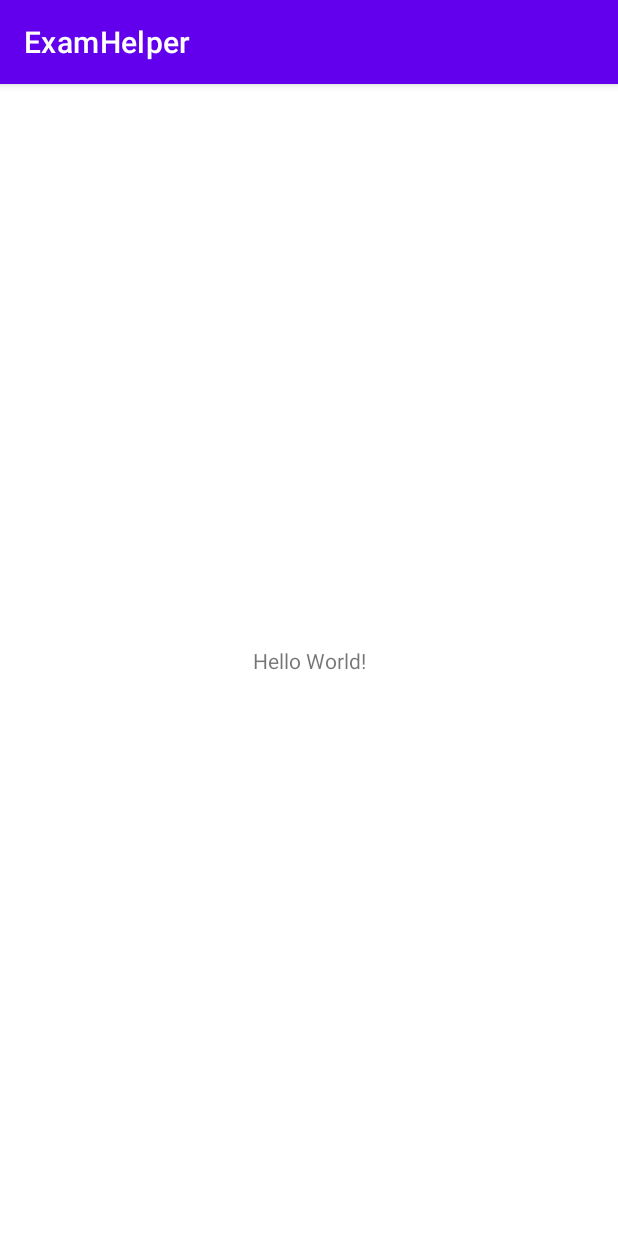
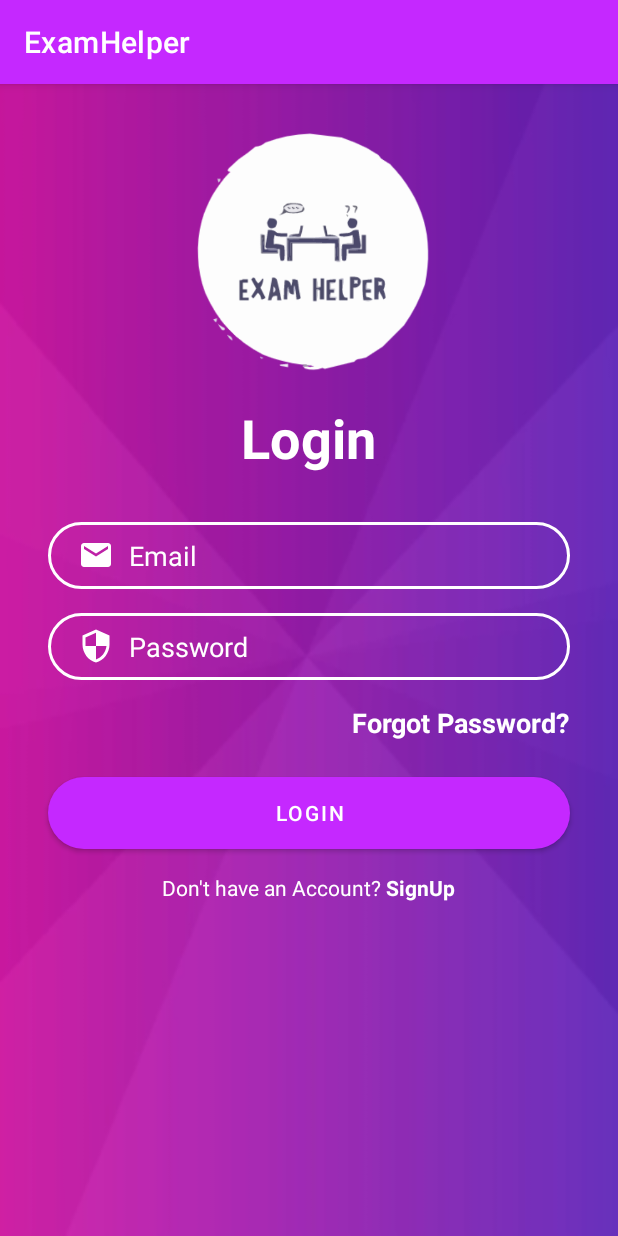
Before and after one commit to Mateen0018/ExamHelperApp, an Android app: the screen it shows after launch (MainActivity before the commit, LoginActivity after it), on a phone screen of 412 x 824 dp. Run offline under Robolectric (Android 15) with nearby library versions, the phone set to English and light mode, and no system bars.

Commit message:
Created Login and Registration Pages.

```diff
--- /dev/null
+++ b/app/src/main/java/com/example/examhelper/LoginActivity.java
@@ -0,0 +1,25 @@
+package com.example.examhelper;
+
+import androidx.appcompat.app.AppCompatActivity;
+
+import android.os.Bundle;
+import android.content.Intent;
+import android.view.View;
+import android.widget.TextView;
+
+public class LoginActivity extends AppCompatActivity {
+
+    @Override
+    protected void onCreate(Bundle savedInstanceState) {
+        super.onCreate(savedInstanceState);
+        setContentView(R.layout.activity_login);
+
+        TextView btn=findViewById(R.id.textViewSignUp);
+        btn.setOnClickListener(new View.OnClickListener() {
+            @Override
+            public void onClick(View v) {
+                startActivity(new Intent(LoginActivity.this,RegisterActivity.class));
+            }
+        });
+    }
+}
--- /dev/null
+++ b/app/src/main/res/drawable/btn_bg.xml
@@ -0,0 +1,6 @@
+<?xml version="1.0" encoding="utf-8"?>
+<shape xmlns:android="http://schemas.android.com/apk/res/android">
+
+    <solid android:color="@color/colorWhite"/>
+    <corners android:radius="70dp"/>
+</shape>
--- /dev/null
+++ b/app/src/main/res/drawable/ic_email.xml
@@ -0,0 +1,5 @@
+<vector android:height="24dp" android:tint="#FFFFFF"
+    android:viewportHeight="24" android:viewportWidth="24"
+    android:width="24dp" xmlns:android="http://schemas.android.com/apk/res/android">
+    <path android:fillColor="@android:color/white" android:pathData="M20,4L4,4c-1.1,0 -1.99,0.9 -1.99,2L2,18c0,1.1 0.9,2 2,2h16c1.1,0 2,-0.9 2,-2L22,6c0,-1.1 -0.9,-2 -2,-2zM20,8l-8,5 -8,-5L4,6l8,5 8,-5v2z"/>
+</vector>
--- /dev/null
+++ b/app/src/main/res/drawable/ic_person.xml
@@ -0,0 +1,5 @@
+<vector android:height="24dp" android:tint="#FFFFFF"
+    android:viewportHeight="24" android:viewportWidth="24"
+    android:width="24dp" xmlns:android="http://schemas.android.com/apk/res/android">
+    <path android:fillColor="@android:color/white" android:pathData="M12,12c2.21,0 4,-1.79 4,-4s-1.79,-4 -4,-4 -4,1.79 -4,4 1.79,4 4,4zM12,14c-2.67,0 -8,1.34 -8,4v2h16v-2c0,-2.66 -5.33,-4 -8,-4z"/>
+</vector>
--- /dev/null
+++ b/app/src/main/res/drawable/ic_security.xml
@@ -0,0 +1,5 @@
+<vector android:height="24dp" android:tint="#FFFFFF"
+    android:viewportHeight="24" android:viewportWidth="24"
+    android:width="24dp" xmlns:android="http://schemas.android.com/apk/res/android">
+    <path android:fillColor="@android:color/white" android:pathData="M12,1L3,5v6c0,5.55 3.84,10.74 9,12 5.16,-1.26 9,-6.45 9,-12L21,5l-9,-4zM12,11.99h7c-0.53,4.12 -3.28,7.79 -7,8.94L12,12L5,12L5,6.3l7,-3.11v8.8z"/>
+</vector>
--- /dev/null
+++ b/app/src/main/res/drawable/input_bg.xml
@@ -0,0 +1,6 @@
+<?xml version="1.0" encoding="utf-8"?>
+<shape xmlns:android="http://schemas.android.com/apk/res/android">
+
+    <stroke android:color="@color/colorWhite" android:width="2dp"/>
+    <corners android:radius="70dp" />
+</shape>
--- /dev/null
+++ b/app/src/main/res/layout/activity_login.xml
@@ -0,0 +1,137 @@
+<?xml version="1.0" encoding="utf-8"?>
+<androidx.constraintlayout.widget.ConstraintLayout xmlns:android="http://schemas.android.com/apk/res/android"
+    xmlns:app="http://schemas.android.com/apk/res-auto"
+    xmlns:tools="http://schemas.android.com/tools"
+    android:layout_width="match_parent"
+    android:layout_height="match_parent"
+    tools:context=".LoginActivity"
+    android:background="@drawable/bb">
+
+    <ImageView
+        android:id="@+id/imageView"
+        android:layout_width="257dp"
+        android:layout_height="242dp"
+        app:layout_constraintBottom_toBottomOf="parent"
+        app:layout_constraintEnd_toEndOf="parent"
+        app:layout_constraintStart_toStartOf="parent"
+        app:layout_constraintTop_toTopOf="parent"
+        app:layout_constraintVertical_bias="0.0"
+        app:srcCompat="@drawable/logo_of_app" />
+
+    <TextView
+        android:id="@+id/logo"
+        android:layout_width="wrap_content"
+        android:layout_height="wrap_content"
+        android:text="Login"
+        android:textColor="@color/colorWhite"
+        android:textSize="36sp"
+        android:textStyle="bold"
+        app:layout_constraintBottom_toBottomOf="parent"
+        app:layout_constraintEnd_toEndOf="parent"
+        app:layout_constraintHorizontal_bias="0.498"
+        app:layout_constraintStart_toStartOf="parent"
+        app:layout_constraintTop_toTopOf="parent"
+        app:layout_constraintVertical_bias="0.294" />
+
+    <EditText
+        android:id="@+id/inputPassword"
+        android:layout_width="0dp"
+        android:layout_height="wrap_content"
+        android:layout_marginTop="16dp"
+        android:background="@drawable/input_bg"
+        android:drawableLeft="@drawable/ic_security"
+        android:drawablePadding="10dp"
+        android:ems="10"
+        android:hint="Password"
+        android:inputType="textPersonName"
+        android:paddingLeft="20dp"
+        android:paddingTop="10dp"
+        android:paddingRight="10dp"
+        android:paddingBottom="10dp"
+        android:textColor="@color/colorWhite"
+        android:textColorHint="@color/colorWhite"
+        app:layout_constraintEnd_toEndOf="@+id/inputEmail"
+        app:layout_constraintHorizontal_bias="1.0"
+        app:layout_constraintStart_toStartOf="@+id/inputEmail"
+        app:layout_constraintTop_toBottomOf="@+id/inputEmail" />
+
+    <EditText
+        android:id="@+id/inputEmail"
+        android:layout_width="0dp"
+        android:layout_height="wrap_content"
+        android:layout_marginStart="32dp"
+        android:layout_marginTop="32dp"
+        android:layout_marginEnd="32dp"
+        android:background="@drawable/input_bg"
+        android:drawableLeft="@drawable/ic_email"
+        android:drawablePadding="10dp"
+        android:ems="10"
+        android:hint="Email"
+        android:inputType="textPersonName"
+        android:paddingLeft="20dp"
+        android:paddingTop="10dp"
+        android:paddingRight="10dp"
+        android:paddingBottom="10dp"
+        android:textColor="@color/colorWhite"
+        android:textColorHint="@color/colorWhite"
+        app:layout_constraintEnd_toEndOf="parent"
+        app:layout_constraintHorizontal_bias="0.0"
+        app:layout_constraintStart_toStartOf="parent"
+        app:layout_constraintTop_toBottomOf="@+id/logo" />
+
+    <TextView
+        android:id="@+id/forgotPassword"
+        android:layout_width="wrap_content"
+        android:layout_height="wrap_content"
+        android:layout_marginTop="16dp"
+        android:text="Forgot Password?"
+        android:textColor="@color/colorWhite"
+        android:textSize="18sp"
+        android:textStyle="bold"
+        app:layout_constraintEnd_toEndOf="@+id/inputPassword"
+        app:layout_constraintTop_toBottomOf="@+id/inputPassword" />
+
+    <Button
+        android:id="@+id/btnlogin"
+        android:layout_width="0dp"
+        android:layout_height="wrap_content"
+        android:layout_marginTop="24dp"
+        android:background="@drawable/btn_bg"
+        android:text="Login"
+        android:textColor="@color/colorWhite"
+        android:textColorHint="@color/colorPrimaryDark"
+        app:layout_constraintEnd_toEndOf="@+id/inputPassword"
+        app:layout_constraintStart_toStartOf="@+id/inputPassword"
+        app:layout_constraintTop_toBottomOf="@+id/forgotPassword" />
+
+    <LinearLayout
+        android:id="@+id/linearLayout"
+        android:layout_width="0dp"
+        android:layout_height="wrap_content"
+        android:layout_marginTop="16dp"
+        android:gravity="center"
+        android:orientation="horizontal"
+        android:textAlignment="center"
+        app:layout_constraintEnd_toEndOf="@+id/btnlogin"
+        app:layout_constraintHorizontal_bias="0.0"
+        app:layout_constraintStart_toStartOf="@+id/btnlogin"
+        app:layout_constraintTop_toBottomOf="@+id/btnlogin">
+
+        <TextView
+            android:layout_width="wrap_content"
+            android:layout_height="wrap_content"
+            android:text="Don't have an Account? "
+            android:textColor="@color/colorWhite" />
+
+        <TextView
+            android:id="@+id/textViewSignUp"
+            android:layout_width="wrap_content"
+            android:layout_height="wrap_content"
+            android:text="SignUp"
+            android:textStyle="bold"
+            android:textColor="@color/colorWhite" />
+
+    </LinearLayout>
+
+
+</androidx.constraintlayout.widget.ConstraintLayout>
--- a/app/src/main/res/layout/activity_main.xml
+++ b/app/src/main/res/layout/activity_main.xml
@@ -4,15 +4,6 @@
     xmlns:tools="http://schemas.android.com/tools"
     android:layout_width="match_parent"
     android:layout_height="match_parent"
-    tools:context=".MainActivity">
-
-    <TextView
-        android:layout_width="wrap_content"
-        android:layout_height="wrap_content"
-        android:text="Hello World!"
-        app:layout_constraintBottom_toBottomOf="parent"
-        app:layout_constraintEnd_toEndOf="parent"
-        app:layout_constraintStart_toStartOf="parent"
-        app:layout_constraintTop_toTopOf="parent" />
+    android:background="@drawable/bb">
 
 </androidx.constraintlayout.widget.ConstraintLayout>
--- a/app/src/main/res/values/colors.xml
+++ b/app/src/main/res/values/colors.xml
@@ -1,7 +1,13 @@
 <?xml version="1.0" encoding="utf-8"?>
 <resources>
+
+    <color name="colorPrimaryDark">#C528FF</color>
+    <color name="colorBlack">#000000</color>
+    <color name="colorWhite">#FFFFFF</color>
+    <color name="colorRed">#C11515</color>
+
     <color name="purple_200">#FFBB86FC</color>
-    <color name="purple_500">#FF6200EE</color>
+    <color name="purple_500">#C528FF</color>
     <color name="purple_700">#FF3700B3</color>
     <color name="teal_200">#FF03DAC5</color>
     <color name="teal_700">#FF018786</color>
--- a/app/src/main/res/values/strings.xml
+++ b/app/src/main/res/values/strings.xml
@@ -1,3 +1,4 @@
+<?xml version="1.0" encoding="utf-8"?>
 <resources>
     <string name="app_name">ExamHelper</string>
 </resources>
```
Also changed, not shown: app/src/main/AndroidManifest.xml (+9 -1 lines), app/src/main/java/com/example/examhelper/RegisterActivity.java (added, +26 -0 lines), app/src/main/res/layout/activity_register.xml (added, +145 -0 lines), app/src/main/res/values-night/themes.xml (+4 -4 lines), app/src/main/res/values/themes.xml (+5 -5 lines), app/src/main/res/drawable/bb.png (added), app/src/main/res/drawable/logo_of_app.png (added).
